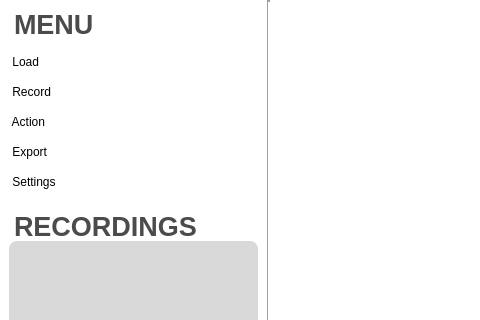
The window that form.ui (HagaiRaja/AudioAI) describes before a commit, drawn with Qt 5; both pictures show x 0 to 480 and y 0 to 320 of the 805 by 415 pixel window.
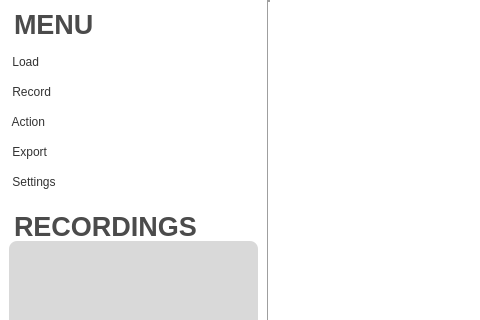
The same window after the commit. Icons and pictures are not drawn.

Commit message: Add pointing hand cursor

Patch:
```diff
--- a/form.ui
+++ b/form.ui
@@ -166,7 +166,8 @@
                </font>
               </property>
               <property name="styleSheet">
-               <string notr="true">text-align: left;</string>
+               <string notr="true">text-align: left;
+color: #333;</string>
               </property>
               <property name="text">
                <string> Load</string>
@@ -186,7 +187,7 @@
             <item>
              <widget class="QPushButton" name="pushButton_3">
               <property name="styleSheet">
-               <string notr="true">text-align: left;</string>
+               <string notr="true">text-align: left; color: #333; cursor: pointer;</string>
               </property>
               <property name="text">
                <string> Record</string>
@@ -206,7 +207,7 @@
             <item>
              <widget class="QPushButton" name="pushButton_4">
               <property name="styleSheet">
-               <string notr="true">text-align: left;</string>
+               <string notr="true">text-align: left; color: #333; cursor: pointer;</string>
               </property>
               <property name="text">
                <string> Action</string>
@@ -226,7 +227,7 @@
             <item>
              <widget class="QPushButton" name="pushButton_2">
               <property name="styleSheet">
-               <string notr="true">text-align: left;</string>
+               <string notr="true">text-align: left; color: #333; cursor: pointer;</string>
               </property>
               <property name="text">
                <string> Export</string>
@@ -246,7 +247,7 @@
             <item>
              <widget class="QPushButton" name="pushButton_5">
               <property name="styleSheet">
-               <string notr="true">text-align: left;</string>
+               <string notr="true">text-align: left; color: #333; cursor: pointer;</string>
               </property>
               <property name="text">
                <string> Settings</string>
```
Left out of the diff: 15 changed lines with no effect on the pictures. The commit also changes 1 other file.
